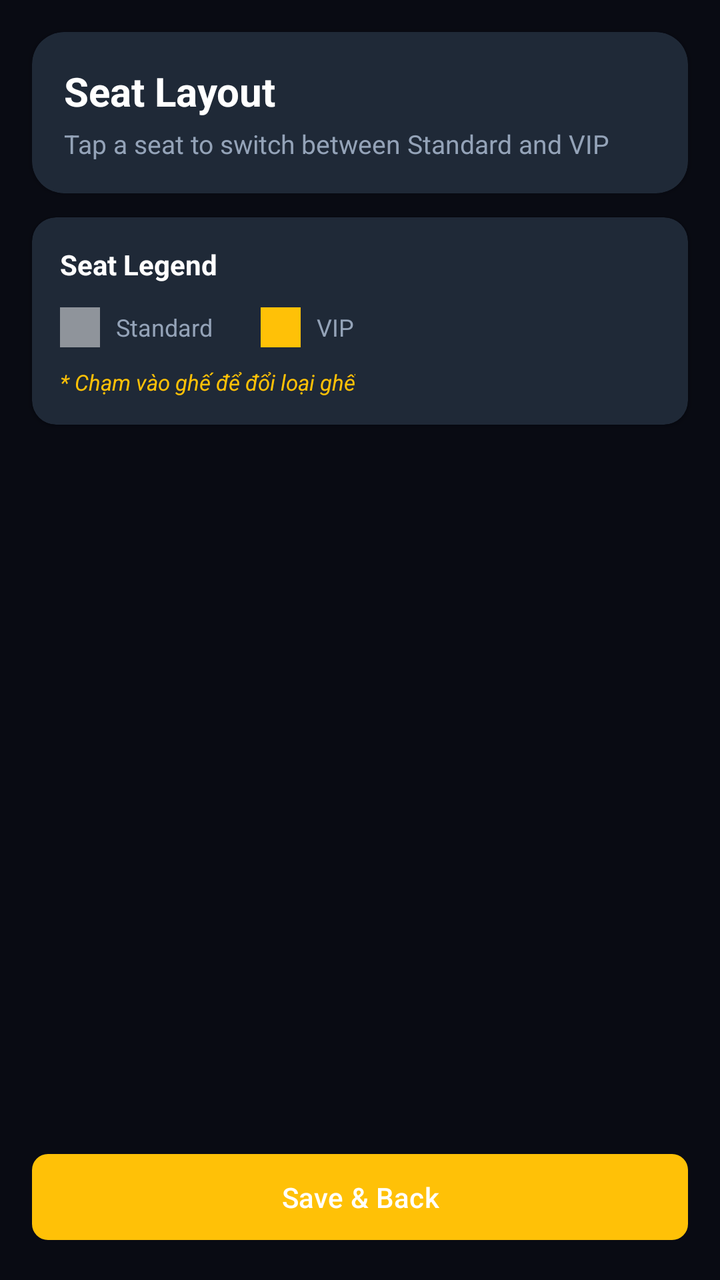
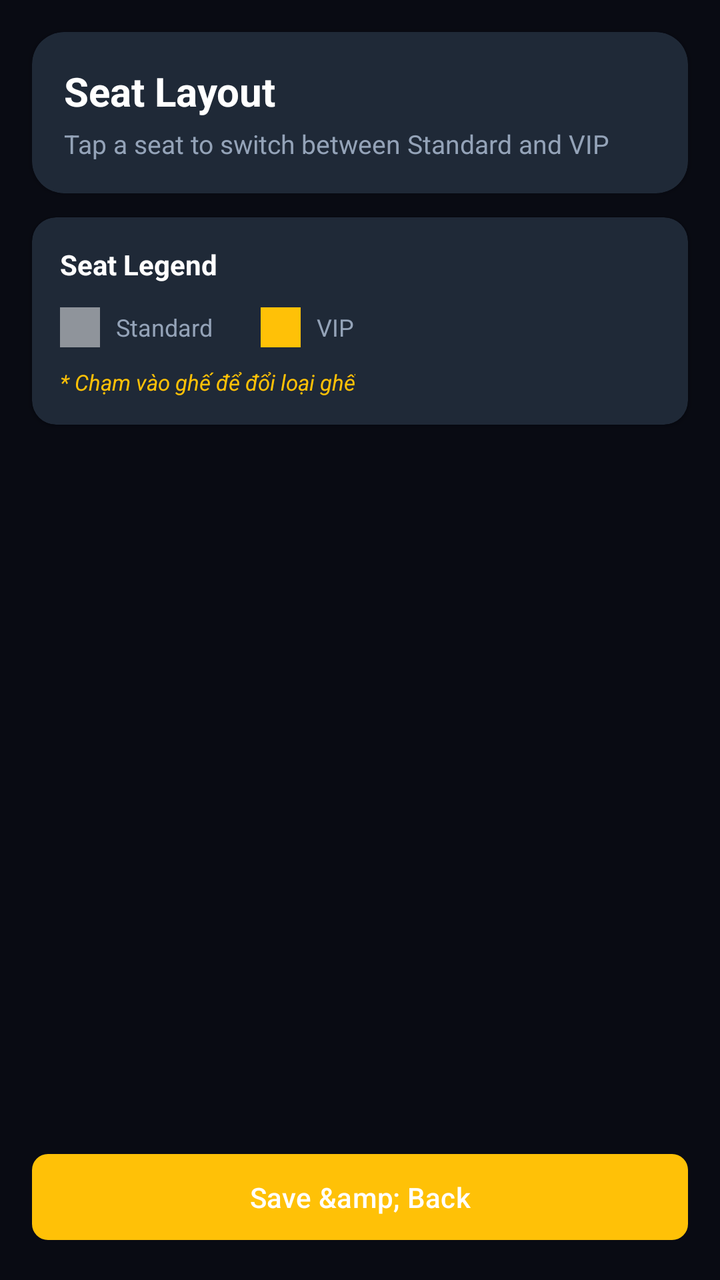

The first picture is an Android layout as it rendered before a commit; the second is the same layout after the commit. The layout source and the unified diff follow.
<!-- AndroidManifest.xml: application theme Theme.Moviebookingapp -->
<!-- res/layout/fragment_admin_room_detail.xml -->
<?xml version="1.0" encoding="utf-8"?>
<LinearLayout xmlns:android="http://schemas.android.com/apk/res/android"
    xmlns:app="http://schemas.android.com/apk/res-auto"
    android:layout_width="match_parent"
    android:layout_height="match_parent"
    android:background="@color/admin_bg"
    android:orientation="vertical">

    <androidx.cardview.widget.CardView
        android:layout_width="match_parent"
        android:layout_height="wrap_content"
        android:layout_marginHorizontal="16dp"
        android:layout_marginTop="16dp"
        app:cardBackgroundColor="@color/card_dark"
        app:cardCornerRadius="16dp">

        <LinearLayout
            android:layout_width="match_parent"
            android:layout_height="wrap_content"
            android:orientation="vertical"
            android:padding="16dp">

            <TextView
                android:id="@+id/tvRoomTitle"
                android:layout_width="wrap_content"
                android:layout_height="wrap_content"
                android:text="Seat Layout"
                android:textColor="@color/white"
                android:textSize="20sp"
                android:textStyle="bold" />

            <TextView
                android:id="@+id/tvRoomSummary"
                android:layout_width="wrap_content"
                android:layout_height="wrap_content"
                android:layout_marginTop="4dp"
                android:text="Tap a seat to switch between Standard and VIP"
                android:textColor="@color/text_gray"
                android:textSize="13sp" />
        </LinearLayout>
    </androidx.cardview.widget.CardView>

    <androidx.cardview.widget.CardView
        android:layout_width="match_parent"
        android:layout_height="wrap_content"
        android:layout_marginHorizontal="16dp"
        android:layout_marginTop="12dp"
        app:cardBackgroundColor="@color/card_dark"
        app:cardCornerRadius="12dp">

        <LinearLayout
            android:layout_width="match_parent"
            android:layout_height="wrap_content"
            android:orientation="vertical"
            android:padding="14dp">

            <TextView
                android:layout_width="wrap_content"
                android:layout_height="wrap_content"
                android:text="Seat Legend"
                android:textColor="@color/white"
                android:textStyle="bold" />

            <LinearLayout
                android:layout_width="match_parent"
                android:layout_height="wrap_content"
                android:layout_marginTop="12dp"
                android:gravity="center_vertical"
                android:orientation="horizontal">

                <View
                    android:layout_width="20dp"
                    android:layout_height="20dp"
                    android:background="@color/nav_inactive" />

                <TextView
                    android:layout_width="wrap_content"
                    android:layout_height="wrap_content"
                    android:layout_marginStart="8dp"
                    android:text="Standard"
                    android:textColor="@color/text_gray"
                    android:textSize="12sp" />

                <View
                    android:layout_width="20dp"
                    android:layout_height="20dp"
                    android:layout_marginStart="24dp"
                    android:background="@color/yellow" />

                <TextView
                    android:layout_width="wrap_content"
                    android:layout_height="wrap_content"
                    android:layout_marginStart="8dp"
                    android:text="VIP"
                    android:textColor="@color/text_gray"
                    android:textSize="12sp" />
            </LinearLayout>

            <TextView
                android:layout_width="wrap_content"
                android:layout_height="wrap_content"
                android:layout_marginTop="10dp"
                android:text="* Chạm vào ghế để đổi loại ghế"
                android:textColor="@color/yellow"
                android:textSize="11sp"
                android:textStyle="italic" />
        </LinearLayout>
    </androidx.cardview.widget.CardView>

    <FrameLayout
        android:layout_width="match_parent"
        android:layout_height="0dp"
        android:layout_weight="1">

        <androidx.recyclerview.widget.RecyclerView
            android:id="@+id/rvSeatGrid"
            android:layout_width="match_parent"
            android:layout_height="match_parent"
            android:clipToPadding="false"
            android:padding="16dp" />

        <ProgressBar
            android:id="@+id/progressBar"
            android:layout_width="wrap_content"
            android:layout_height="wrap_content"
            android:layout_gravity="center"
            android:visibility="gone" />
    </FrameLayout>

    <com.google.android.material.button.MaterialButton
        android:id="@+id/btnSaveLayout"
        android:layout_width="match_parent"
        android:layout_height="wrap_content"
        android:layout_margin="16dp"
        android:padding="12dp"
        android:text="Save &amp; Back"
        app:cornerRadius="8dp" />

</LinearLayout>
<!-- resources referenced by this layout -->
<resources>
  <color name="admin_bg">#090B13</color>
  <color name="card_dark">#1F2937</color>
  <color name="nav_inactive">#80FFFFFF</color>
  <color name="text_gray">#94A3B8</color>
  <color name="white">#FFFFFFFF</color>
  <color name="yellow">#FFC107</color>
  <style name="Theme.Moviebookingapp" parent="Base.Theme.Moviebookingapp" />
  <style name="Base.Theme.Moviebookingapp" parent="Theme.Material3.DayNight.NoActionBar">
          <item name="colorPrimary">@color/yellow</item>
          <item name="android:windowBackground">@color/background_black</item>
          <item name="android:statusBarColor">@color/background_black</item>
      </style>
  <color name="background_black">#FF000000</color>
</resources>

<!-- the commit's change to res/layout/fragment_admin_room_detail.xml (unified diff, before → after) -->
@@ -24,7 +24,7 @@
                 android:id="@+id/tvRoomTitle"
                 android:layout_width="wrap_content"
                 android:layout_height="wrap_content"
-                android:text="Seat Layout"
+                android:text="@string/auto_str_seat_layout"
                 android:textColor="@color/white"
                 android:textSize="20sp"
                 android:textStyle="bold" />
@@ -34,7 +34,7 @@
                 android:layout_width="wrap_content"
                 android:layout_height="wrap_content"
                 android:layout_marginTop="4dp"
-                android:text="Tap a seat to switch between Standard and VIP"
+                android:text="@string/auto_str_tap_a_seat_to_switch_between_s"
                 android:textColor="@color/text_gray"
                 android:textSize="13sp" />
         </LinearLayout>
@@ -57,7 +57,7 @@
             <TextView
                 android:layout_width="wrap_content"
                 android:layout_height="wrap_content"
-                android:text="Seat Legend"
+                android:text="@string/auto_str_seat_legend"
                 android:textColor="@color/white"
                 android:textStyle="bold" />
 
@@ -77,7 +77,7 @@
                     android:layout_width="wrap_content"
                     android:layout_height="wrap_content"
                     android:layout_marginStart="8dp"
-                    android:text="Standard"
+                    android:text="@string/auto_str_standard_3"
                     android:textColor="@color/text_gray"
                     android:textSize="12sp" />
 
@@ -91,7 +91,7 @@
                     android:layout_width="wrap_content"
                     android:layout_height="wrap_content"
                     android:layout_marginStart="8dp"
-                    android:text="VIP"
+                    android:text="@string/auto_str_vip_3"
                     android:textColor="@color/text_gray"
                     android:textSize="12sp" />
             </LinearLayout>
@@ -100,7 +100,7 @@
                 android:layout_width="wrap_content"
                 android:layout_height="wrap_content"
                 android:layout_marginTop="10dp"
-                android:text="* Chạm vào ghế để đổi loại ghế"
+                android:text="@string/auto_str_ch_m_v_o_gh_i_lo_i_gh"
                 android:textColor="@color/yellow"
                 android:textSize="11sp"
                 android:textStyle="italic" />
@@ -133,7 +133,7 @@
         android:layout_height="wrap_content"
         android:layout_margin="16dp"
         android:padding="12dp"
-        android:text="Save &amp; Back"
+        android:text="@string/auto_str_save_amp_back"
         app:cornerRadius="8dp" />
 
 </LinearLayout>
<!-- resource entries referenced after the edit -->
@@ -6,6 +6,13 @@
   <color name="text_gray">#94A3B8</color>
   <color name="white">#FFFFFFFF</color>
   <color name="yellow">#FFC107</color>
+  <string name="auto_str_ch_m_v_o_gh_i_lo_i_gh">* Chạm vào ghế để đổi loại ghế</string>
+  <string name="auto_str_save_amp_back">Save &amp;amp; Back</string>
+  <string name="auto_str_seat_layout">Seat Layout</string>
+  <string name="auto_str_seat_legend">Seat Legend</string>
+  <string name="auto_str_standard_3">Standard</string>
+  <string name="auto_str_tap_a_seat_to_switch_between_s">Tap a seat to switch between Standard and VIP</string>
+  <string name="auto_str_vip_3">VIP</string>
   <style name="Theme.Moviebookingapp" parent="Base.Theme.Moviebookingapp" />
   <style name="Base.Theme.Moviebookingapp" parent="Theme.Material3.DayNight.NoActionBar">
           <item name="colorPrimary">@color/yellow</item>
